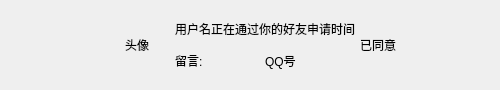
Qt form ui/components/FriendNotify/fnp_line.ui (Sakurakouji-Saika/MyQtClient) before a commit.
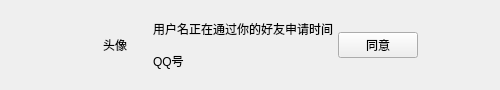
The same form after that commit.

Commit message: 修改 好友申请列表展示 的部分组件

Patch:
```diff
--- a/ui/components/FriendNotify/fnp_line.ui
+++ b/ui/components/FriendNotify/fnp_line.ui
@@ -135,13 +135,9 @@
              <property name="spacing">
               <number>0</number>
              </property>
-             <item>
-              <widget class="QLabel" name="messagePrefix">
-               <property name="text">
-                <string>留言:</string>
-               </property>
-              </widget>
-             </item>
+             <property name="leftMargin">
+              <number>0</number>
+             </property>
              <item>
               <widget class="QLabel" name="qqNumber">
                <property name="text">
@@ -155,12 +151,15 @@
          </widget>
         </item>
         <item>
-         <widget class="QLabel" name="decisionStatus">
-          <property name="text">
-           <string>已同意</string>
+         <widget class="QPushButton" name="btn_ok">
+          <property name="minimumSize">
+           <size>
+            <width>0</width>
+            <height>0</height>
+           </size>
           </property>
-          <property name="alignment">
-           <set>Qt::AlignCenter</set>
+          <property name="text">
+           <string>同意</string>
           </property>
          </widget>
         </item>
```
Left out of the diff: 4 changed lines with no effect on the pictures. The commit also changes 2 other files.
